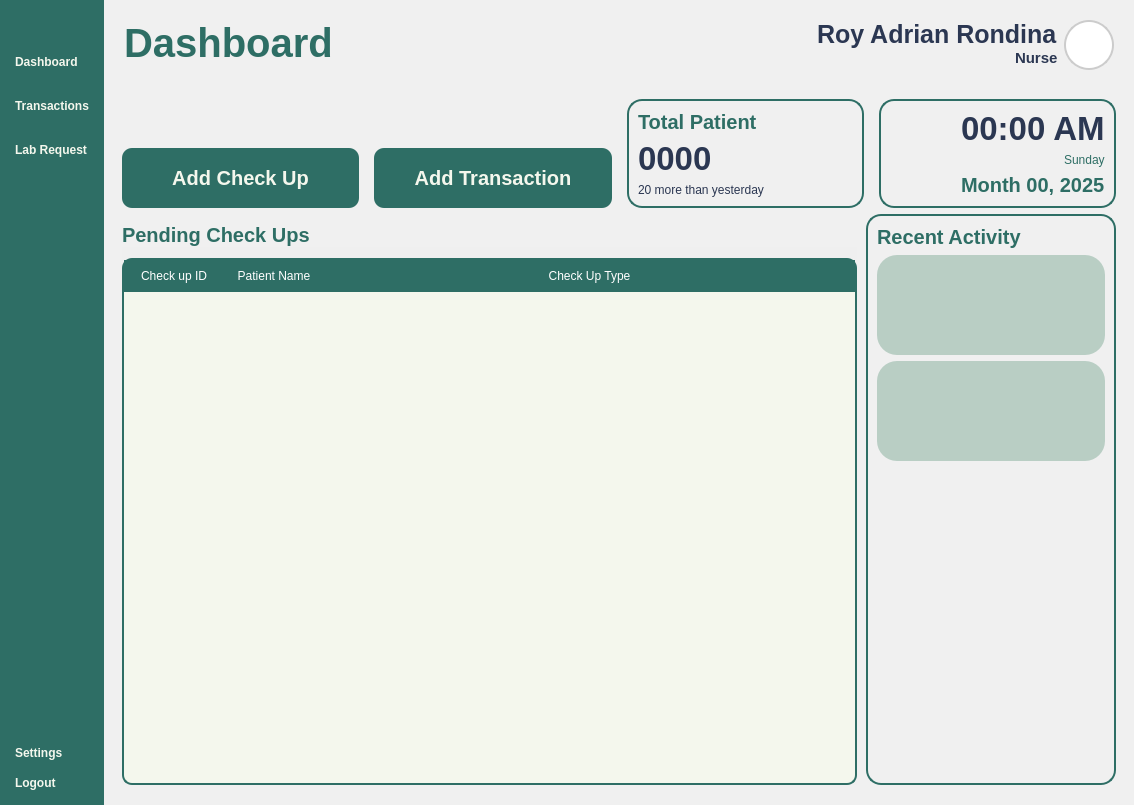
Above: Views/Staff_Dashboard.ui from VinsmokeSanji69/COVACHA_CLINIC_SYSTEM before the change. Below: the same form after it.
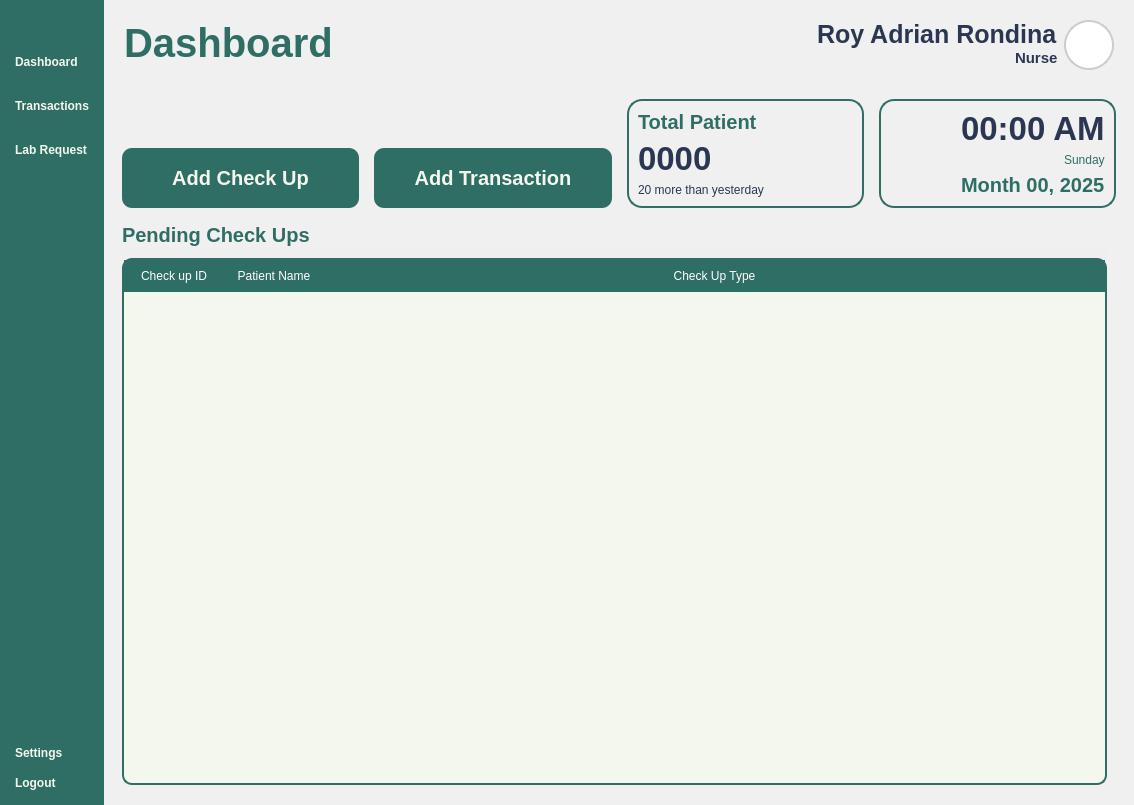
That is the form after the change. Icons and pictures are not drawn.

Patch:
```diff
--- a/Views/Staff_Dashboard.ui
+++ b/Views/Staff_Dashboard.ui
@@ -723,7 +723,7 @@
                    <rect>
                     <x>0</x>
                     <y>0</y>
-                    <width>576</width>
+                    <width>826</width>
                     <height>522</height>
                    </rect>
                   </property>
@@ -863,116 +863,6 @@
               </layout>
              </widget>
             </item>
-            <item>
-             <widget class="QFrame" name="RecentFrame">
-              <property name="sizePolicy">
-               <sizepolicy hsizetype="Expanding" vsizetype="Preferred">
-                <horstretch>0</horstretch>
-                <verstretch>0</verstretch>
-               </sizepolicy>
-              </property>
-              <property name="minimumSize">
-               <size>
-                <width>250</width>
-                <height>0</height>
-               </size>
-              </property>
-              <property name="maximumSize">
-               <size>
-                <width>70</width>
-                <height>16777215</height>
-               </size>
-              </property>
-              <property name="styleSheet">
-               <string notr="true">#RecentFrame {
-	border: 2px solid  #2e6e65;
-    border-radius: 15px; 
-}
-
-#RecentFrame QFrame {
-	background-color: #b9cec4;
-	border-radius: 20px;
-}
-
-#RecentFrame QLabel {
-	background-color: transparent;
-}
-</string>
-              </property>
-              <property name="frameShape">
-               <enum>QFrame::StyledPanel</enum>
-              </property>
-              <property name="frameShadow">
-               <enum>QFrame::Raised</enum>
-              </property>
-              <layout class="QVBoxLayout" name="verticalLayout_6">
-               <item>
-                <widget class="QLabel" name="label">
-                 <property name="text">
-                  <string>Recent Activity</string>
-                 </property>
-                </widget>
-               </item>
-               <item>
-                <widget class="QFrame" name="frame_4">
-                 <property name="minimumSize">
-                  <size>
-                   <width>0</width>
-                   <height>100</height>
-                  </size>
-                 </property>
-                 <property name="maximumSize">
-                  <size>
-                   <width>16777215</width>
-                   <height>100</height>
-                  </size>
-                 </property>
-                 <property name="frameShape">
-                  <enum>QFrame::StyledPanel</enum>
-                 </property>
-                 <property name="frameShadow">
-                  <enum>QFrame::Raised</enum>
-                 </property>
-                </widget>
-               </item>
-               <item>
-                <widget class="QFrame" name="frame_6">
-                 <property name="minimumSize">
-                  <size>
-                   <width>0</width>
-                   <height>100</height>
-                  </size>
-                 </property>
-                 <property name="maximumSize">
-                  <size>
-                   <width>16777215</width>
-                   <height>100</height>
-                  </size>
-                 </property>
-                 <property name="frameShape">
-                  <enum>QFrame::StyledPanel</enum>
-                 </property>
-                 <property name="frameShadow">
-                  <enum>QFrame::Raised</enum>
-                 </property>
-                </widget>
-               </item>
-               <item>
-                <spacer name="verticalSpacer">
-                 <property name="orientation">
-                  <enum>Qt::Vertical</enum>
-                 </property>
-                 <property name="sizeHint" stdset="0">
-                  <size>
-                   <width>20</width>
-                   <height>40</height>
-                  </size>
-                 </property>
-                </spacer>
-               </item>
-              </layout>
-             </widget>
-            </item>
            </layout>
           </widget>
          </item>
```
